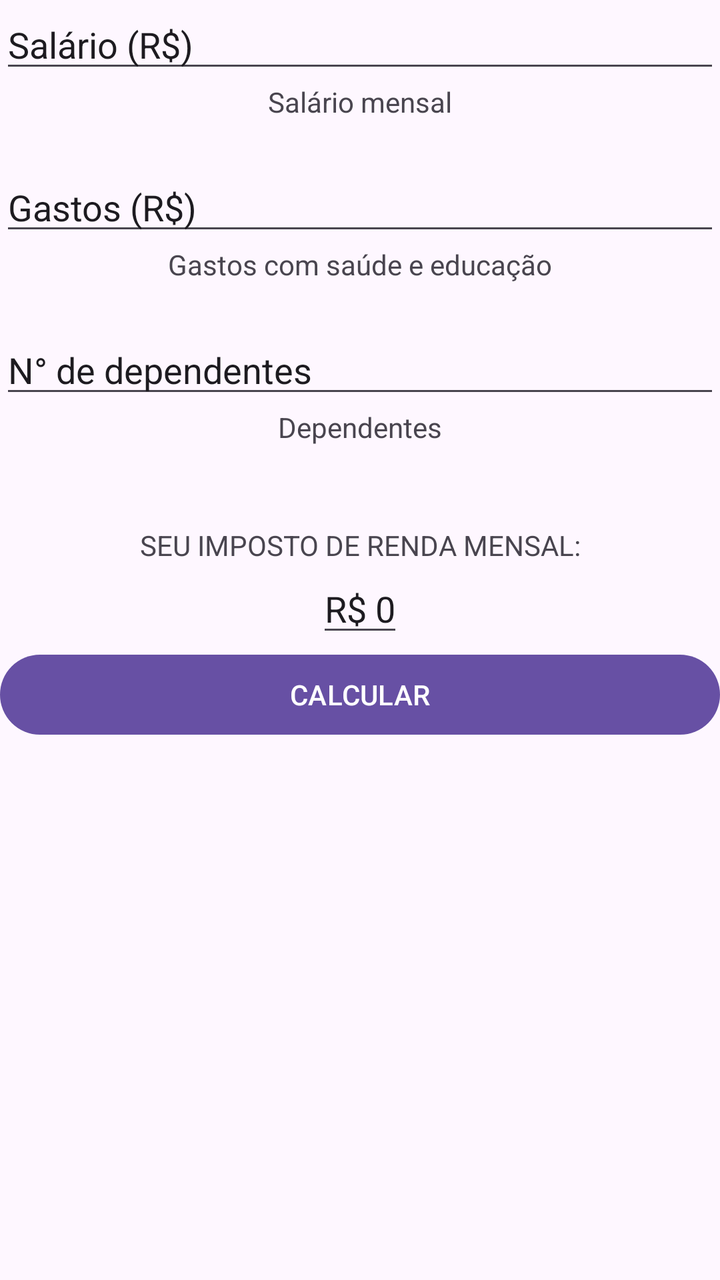
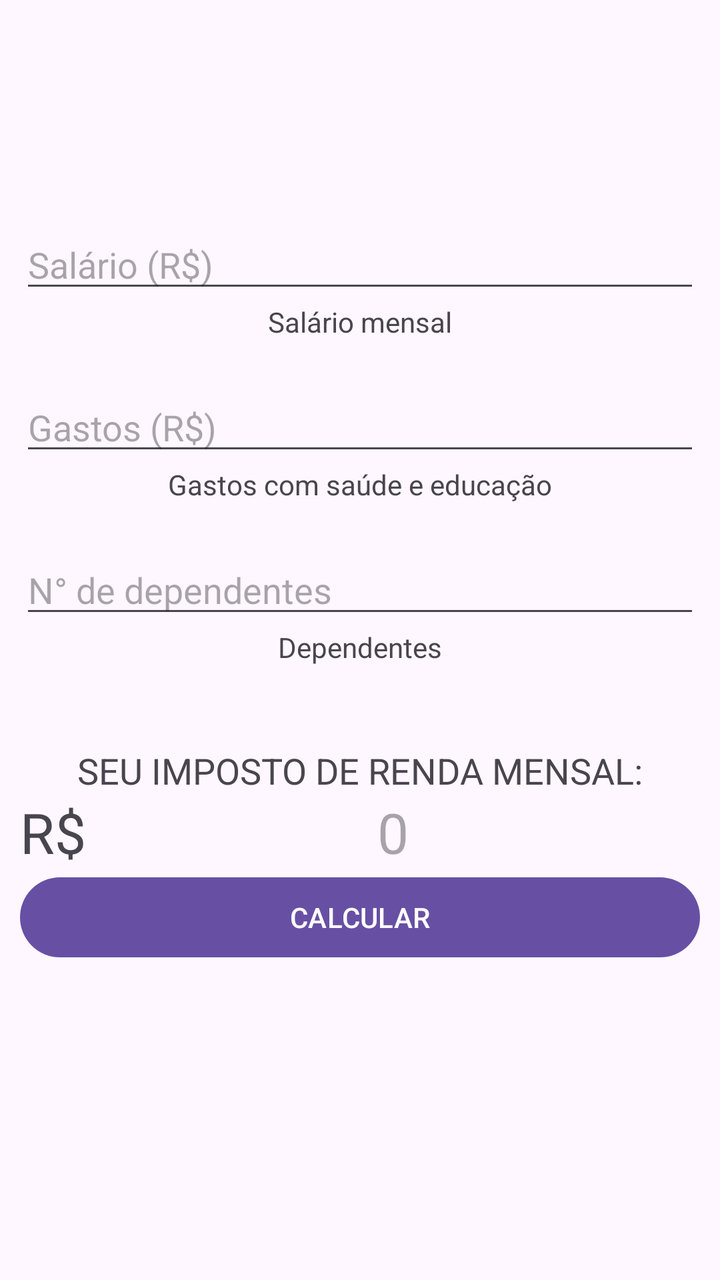

Compare the two renders of this Android layout. The source of the first and the diff that turns it into the second are given below.
<!-- AndroidManifest.xml: application theme Theme.MyApplication1 -->
<!-- res/layout/activity_main.xml -->
<?xml version="1.0" encoding="utf-8"?>
<androidx.constraintlayout.widget.ConstraintLayout xmlns:android="http://schemas.android.com/apk/res/android"
    xmlns:app="http://schemas.android.com/apk/res-auto"
    xmlns:tools="http://schemas.android.com/tools"
    android:id="@+id/main"
    android:layout_width="match_parent"
    android:layout_height="match_parent"
    tools:context=".MainActivity"
    android:layout_margin="20dp"
    >

    <EditText
        android:id="@+id/salario"
        android:layout_width="match_parent"
        android:layout_height="wrap_content"
        android:text="@string/salario_descricao"
        app:layout_constraintLeft_toLeftOf="parent"
        app:layout_constraintTop_toTopOf="parent" />
    <TextView
        android:id="@+id/salario_variavel"
        android:layout_width="wrap_content"
        android:layout_height="wrap_content"
        app:layout_constraintTop_toBottomOf="@id/salario"
        android:text="@string/salario_mensal"
        app:layout_constraintLeft_toLeftOf="parent"
        app:layout_constraintRight_toRightOf="parent"
        />
    <EditText
        android:id="@+id/gastos"
        android:layout_width="match_parent"
        android:layout_height="wrap_content"
        android:text="@string/gastos_descricao"
        app:layout_constraintLeft_toLeftOf="parent"
        app:layout_constraintTop_toTopOf="@id/salario_variavel"
        android:layout_marginTop="40dp"/>
    <TextView
        android:id="@+id/gastos_descricao"
        android:layout_width="wrap_content"
        android:layout_height="wrap_content"
        app:layout_constraintTop_toBottomOf="@id/gastos"
        android:text="@string/gastos_saude_educacao"
        app:layout_constraintLeft_toLeftOf="parent"
        app:layout_constraintRight_toRightOf="parent"
        />
    <EditText
        android:id="@+id/dependentes"
        android:layout_width="match_parent"
        android:layout_height="wrap_content"
        android:text="@string/dependentes_descricao"
        app:layout_constraintLeft_toLeftOf="parent"
        app:layout_constraintTop_toTopOf="@id/gastos_descricao"
        android:layout_marginTop="40dp"/>
    <TextView
        android:id="@+id/dependentes_descricao"
        android:layout_width="wrap_content"
        android:layout_height="wrap_content"
        app:layout_constraintTop_toBottomOf="@id/dependentes"
        android:text="@string/dependentes"
        app:layout_constraintLeft_toLeftOf="parent"
        app:layout_constraintRight_toRightOf="parent"
        />
    <TextView
        android:id="@+id/imposto_title"
        android:layout_width="wrap_content"
        android:layout_height="wrap_content"
        app:layout_constraintTop_toBottomOf="@id/dependentes_descricao"
        app:layout_constraintLeft_toLeftOf="parent"
        app:layout_constraintRight_toRightOf="parent"
        android:layout_marginTop="40dp"
        android:text="@string/imposto_title"
        />
    <EditText
        android:id="@+id/input_imposto"
        android:layout_width="wrap_content"
        android:layout_height="wrap_content"
        android:text="@string/imposto_cifrao"
        app:layout_constraintLeft_toLeftOf="parent"
        app:layout_constraintRight_toRightOf="parent"
        app:layout_constraintTop_toBottomOf="@id/imposto_title"
        />
    <Button
        android:id="@+id/botao_imposto"
        android:onClick="trataClick"
        android:layout_width="match_parent"
        android:layout_height="wrap_content"
        app:layout_constraintTop_toBottomOf="@id/input_imposto"
        app:layout_constraintLeft_toLeftOf="parent"
        app:layout_constraintRight_toRightOf="parent"
        android:text="CALCULAR"
        />
</androidx.constraintlayout.widget.ConstraintLayout>
<!-- resources referenced by this layout -->
<resources>
  <string name="dependentes">Dependentes</string>
  <string name="dependentes_descricao">N° de dependentes</string>
  <string name="gastos_descricao">Gastos (R$)</string>
  <string name="gastos_saude_educacao">Gastos com saúde e educação</string>
  <string name="imposto_cifrao">R$ 0</string>
  <string name="imposto_title">SEU IMPOSTO DE RENDA MENSAL:</string>
  <string name="salario_descricao">Salário (R$)</string>
  <string name="salario_mensal">Salário mensal</string>
  <style name="Theme.MyApplication1" parent="Base.Theme.MyApplication1" />
  <style name="Base.Theme.MyApplication1" parent="Theme.Material3.DayNight.NoActionBar">
          
          
      </style>
</resources>

<!-- the commit's change to res/layout/activity_main.xml (unified diff, before → after) -->
@@ -6,16 +6,19 @@
     android:layout_width="match_parent"
     android:layout_height="match_parent"
     tools:context=".MainActivity"
-    android:layout_margin="20dp"
+    android:layout_margin="40dp"
+    android:padding="10dp"
     >
 
     <EditText
         android:id="@+id/salario"
+        android:layout_marginTop="100dp"
         android:layout_width="match_parent"
         android:layout_height="wrap_content"
-        android:text="@string/salario_descricao"
+        android:hint="@string/salario_descricao"
         app:layout_constraintLeft_toLeftOf="parent"
-        app:layout_constraintTop_toTopOf="parent" />
+        app:layout_constraintTop_toTopOf="parent"
+        android:inputType="numberDecimal"/>
     <TextView
         android:id="@+id/salario_variavel"
         android:layout_width="wrap_content"
@@ -29,10 +32,11 @@
         android:id="@+id/gastos"
         android:layout_width="match_parent"
         android:layout_height="wrap_content"
-        android:text="@string/gastos_descricao"
+        android:hint="@string/gastos_descricao"
         app:layout_constraintLeft_toLeftOf="parent"
         app:layout_constraintTop_toTopOf="@id/salario_variavel"
-        android:layout_marginTop="40dp"/>
+        android:layout_marginTop="40dp"
+        android:inputType="numberDecimal"/>
     <TextView
         android:id="@+id/gastos_descricao"
         android:layout_width="wrap_content"
@@ -46,10 +50,11 @@
         android:id="@+id/dependentes"
         android:layout_width="match_parent"
         android:layout_height="wrap_content"
-        android:text="@string/dependentes_descricao"
+        android:hint="@string/dependentes_descricao"
         app:layout_constraintLeft_toLeftOf="parent"
         app:layout_constraintTop_toTopOf="@id/gastos_descricao"
-        android:layout_marginTop="40dp"/>
+        android:layout_marginTop="40dp"
+        android:inputType="numberDecimal"/>
     <TextView
         android:id="@+id/dependentes_descricao"
         android:layout_width="wrap_content"
@@ -68,15 +73,31 @@
         app:layout_constraintRight_toRightOf="parent"
         android:layout_marginTop="40dp"
         android:text="@string/imposto_title"
+        android:textSize="18sp"
         />
-    <EditText
+    <TextView
+        android:id="@+id/cifrao_imposto"
+        android:layout_width="wrap_content"
+        android:layout_height="wrap_content"
+        android:text="@string/imposto_cifrao"
+        app:layout_constraintStart_toStartOf="parent"
+        app:layout_constraintTop_toBottomOf="@id/imposto_title"
+        app:layout_constraintRight_toLeftOf="@id/input_imposto"
+
+        android:textAllCaps="true"
+        android:textSize="28sp"
+        />
+    <TextView
         android:id="@+id/input_imposto"
         android:layout_width="wrap_content"
         android:layout_height="wrap_content"
-        android:text="@string/imposto_cifrao"
-        app:layout_constraintLeft_toLeftOf="parent"
-        app:layout_constraintRight_toRightOf="parent"
+        app:layout_constraintStart_toEndOf="@id/cifrao_imposto"
+       app:layout_constraintEnd_toEndOf="parent"
         app:layout_constraintTop_toBottomOf="@id/imposto_title"
+        android:textAllCaps="true"
+        android:textSize="28sp"
+        android:hint="@string/valor"
+        android:inputType="numberDecimal"
         />
     <Button
         android:id="@+id/botao_imposto"
<!-- resource entries referenced after the edit -->
@@ -4,10 +4,11 @@
   <string name="dependentes_descricao">N° de dependentes</string>
   <string name="gastos_descricao">Gastos (R$)</string>
   <string name="gastos_saude_educacao">Gastos com saúde e educação</string>
-  <string name="imposto_cifrao">R$ 0</string>
+  <string name="imposto_cifrao">R$</string>
   <string name="imposto_title">SEU IMPOSTO DE RENDA MENSAL:</string>
   <string name="salario_descricao">Salário (R$)</string>
   <string name="salario_mensal">Salário mensal</string>
+  <string name="valor">0</string>
   <style name="Theme.MyApplication1" parent="Base.Theme.MyApplication1" />
   <style name="Base.Theme.MyApplication1" parent="Theme.Material3.DayNight.NoActionBar">
           
